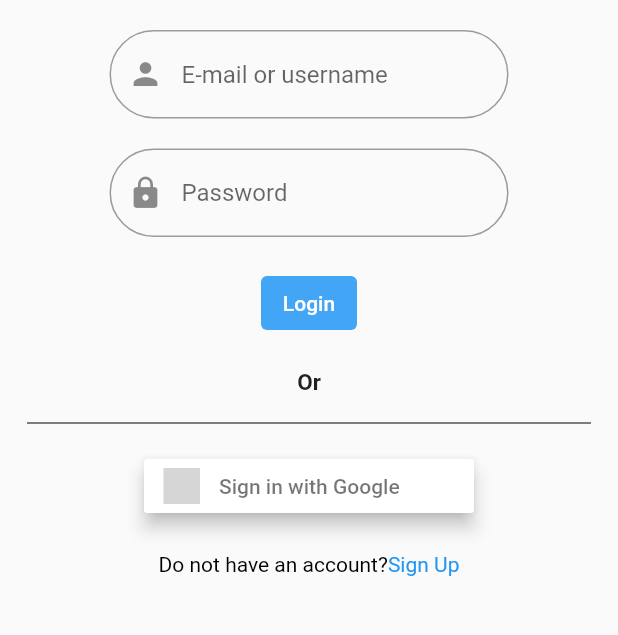
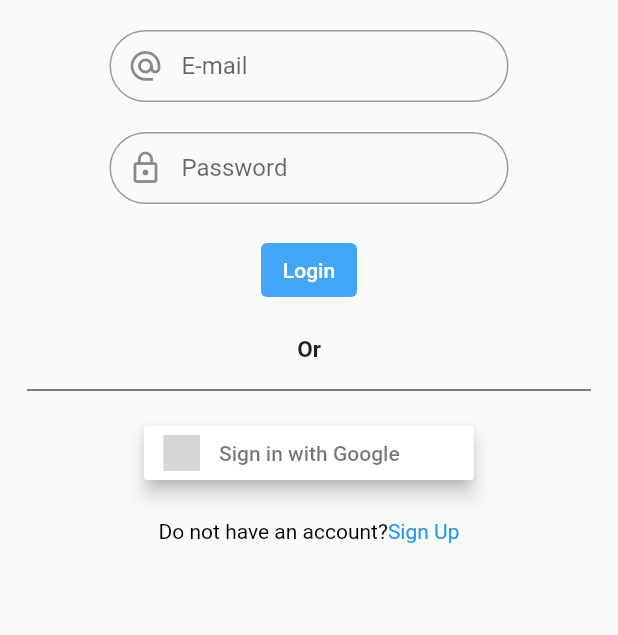
Before and after one commit to Babin6139/saman-pathao, a Flutter app: the screen it shows after launch, on a phone screen of 412 x 824 dp, the part 147-782 px from its top. Run offline on Flutter 3.47's test engine with Material 2 defaults, Android fonts, the phone set to English and light mode, and no system bars; our stand-ins replace country_code_picker, curved_navigation_bar, firebase_core, firebase_storage, flutter_signin_button, image_picker; accounts and stored records are empty; grey boxes are pictures that could not be loaded.

```diff
--- a/client/transporter/lib/main.dart
+++ b/client/transporter/lib/main.dart
@@ -1,4 +1,5 @@
 import 'package:flutter/material.dart';
+import 'package:transporter/pages/home_page.dart';
 import 'package:transporter/pages/login_page.dart';
 import 'package:transporter/pages/signup_page.dart';
 import 'package:transporter/pages/signup_phone.dart';
@@ -19,6 +20,7 @@ class MyApp extends StatelessWidget {
       routes: {
         MyRoutes.landingPage: (context) => LoginPage(),
         MyRoutes.login: (context) => LoginPage(),
+        MyRoutes.homepage: ((context) => Homepage()),
         MyRoutes.signupPhone: (context) => SignUpPhone(),
         MyRoutes.signup: (context) => SignUp(),
       },
--- a/client/transporter/lib/pages/login_page.dart
+++ b/client/transporter/lib/pages/login_page.dart
@@ -41,19 +41,21 @@ class _LoginPageState extends State<LoginPage> {
                       TextFormField(
                         textAlign: TextAlign.left,
                         decoration: InputDecoration(
+                          contentPadding: EdgeInsets.zero,
                           border: OutlineInputBorder(
                               borderRadius: BorderRadius.circular(40)),
-                          prefixIcon: Icon(Icons.person),
-                          hintText: "E-mail or username",
+                          prefixIcon: Icon(Icons.alternate_email_outlined),
+                          hintText: "E-mail",
                         ),
                       ),
                       const SizedBox(height: 20),
                       TextFormField(
                         textAlign: TextAlign.left,
                         decoration: InputDecoration(
+                          contentPadding: EdgeInsets.zero,
                           border: OutlineInputBorder(
                               borderRadius: BorderRadius.circular(40)),
-                          prefixIcon: Icon(Icons.lock),
+                          prefixIcon: Icon(Icons.lock_outline),
                           hintText: "Password",
                         ),
                       ),
@@ -65,7 +67,7 @@ class _LoginPageState extends State<LoginPage> {
               Center(
                   child: TextButton(
                 onPressed: () {
-                  Navigator.pushNamed(context, MyRoutes.landingPage);
+                  Navigator.pushNamed(context, MyRoutes.homepage);
                 },
                 style: ButtonStyle(
                     backgroundColor: MaterialStateProperty.resolveWith(
```
Also changed, not shown: client/transporter/lib/pages/home_page.dart (added, +17 -0 lines), client/transporter/lib/pages/signup_page.dart (+25 -1 lines), client/transporter/lib/pages/signup_phone.dart (+27 -8 lines).
